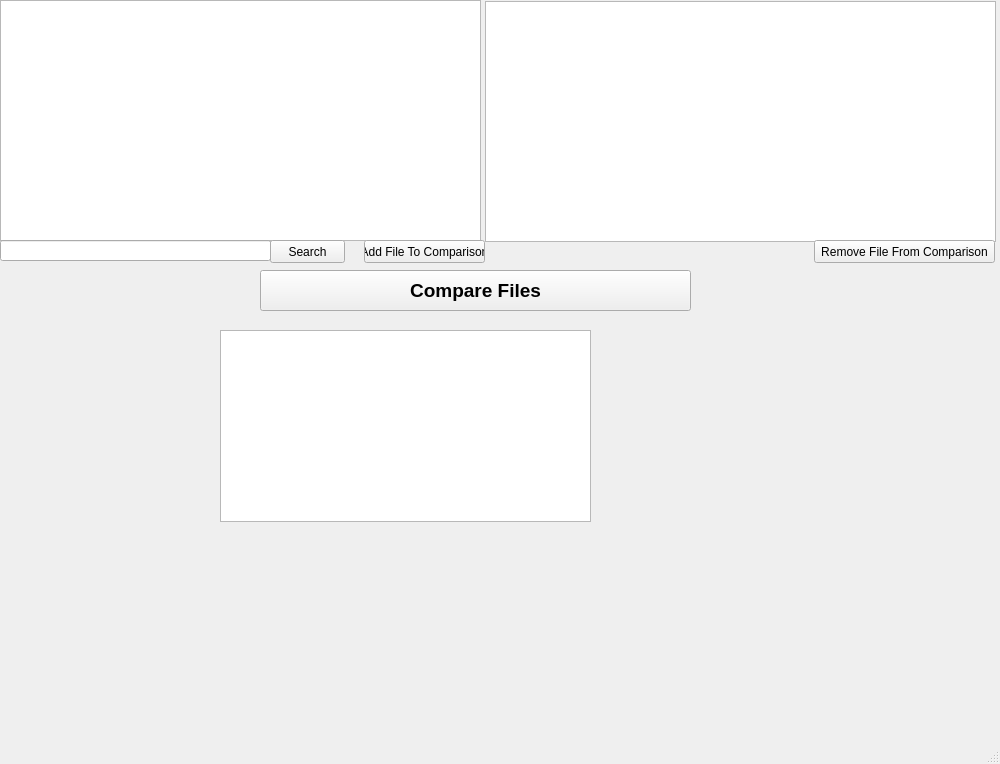
TylerWilkin2/tyler-s-project, file mainwindow.ui: the form before one commit.
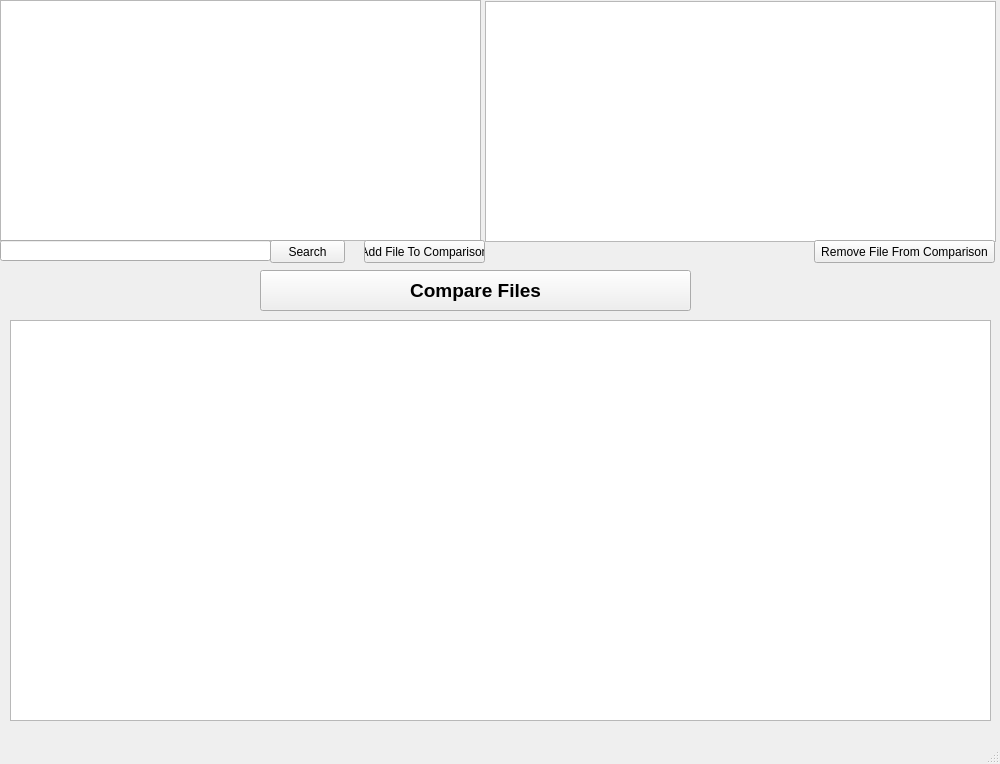
The form after the commit.

Commit message: Omg it works-ish

```diff
--- a/mainwindow.ui
+++ b/mainwindow.ui
@@ -106,10 +106,10 @@
    <widget class="QTableView" name="tableView">
     <property name="geometry">
      <rect>
-      <x>220</x>
-      <y>330</y>
-      <width>371</width>
-      <height>192</height>
+      <x>10</x>
+      <y>320</y>
+      <width>981</width>
+      <height>401</height>
      </rect>
     </property>
    </widget>
```
The commit also changes 2 other files.
